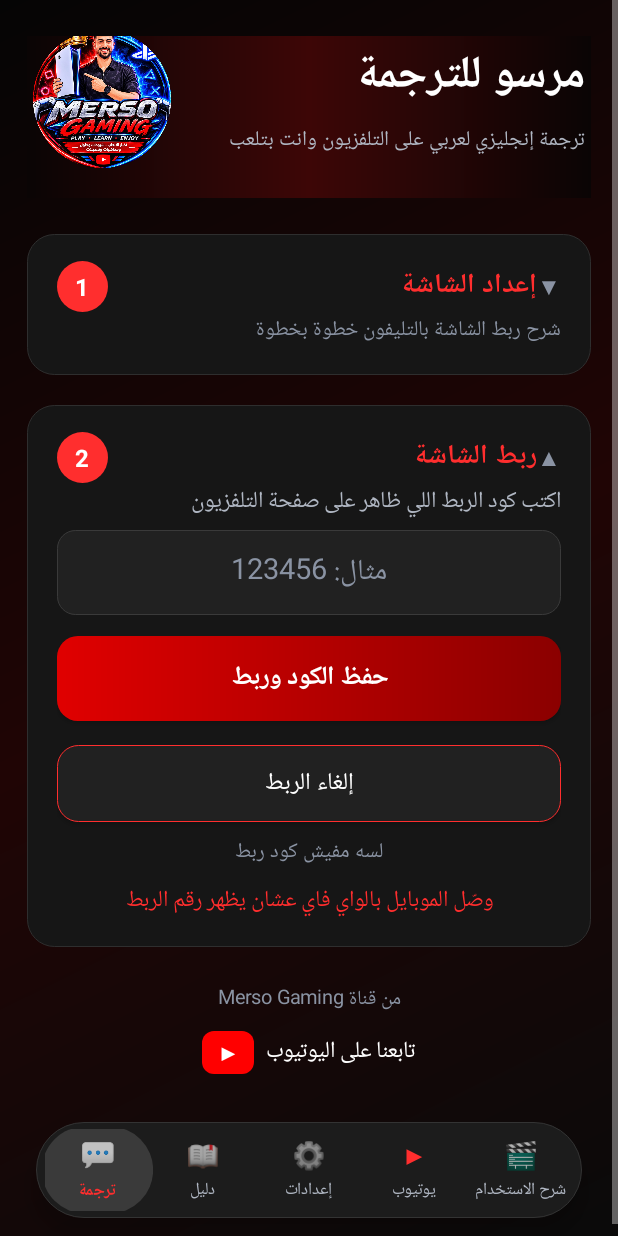
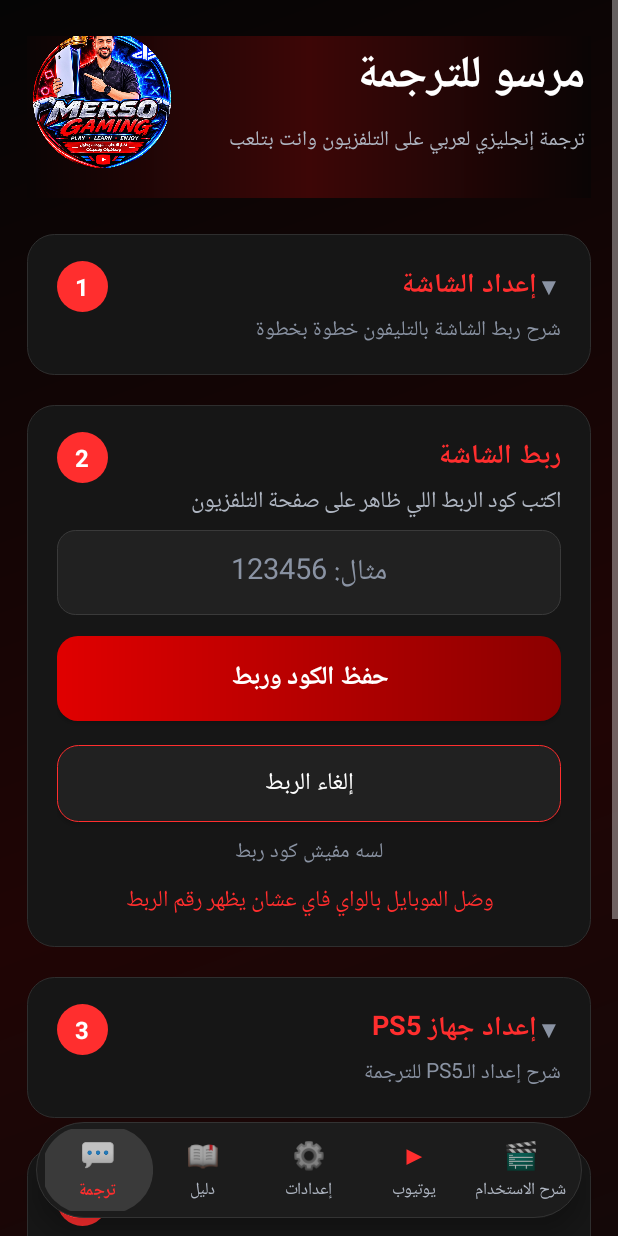
Before and after one commit to MersoStore/merso-translator, an Android app: the MainActivity screen opened directly, with no data from a screen before it, on a phone screen of 412 x 824 dp. Run offline under Robolectric (Android 15) with nearby library versions, the phone set to English and light mode, and no system bars; libraries missing offline, so code that uses them is left out: org.eclipse.paho; pictures from the network do not load.

Commit message:
Always show all 4 steps on the home screen

```diff
--- a/app/src/main/java/com/merso/gametranslate/MainActivity.kt
+++ b/app/src/main/java/com/merso/gametranslate/MainActivity.kt
@@ -135,9 +135,10 @@ class MainActivity : Activity() {
 
         // Step 2: TV pairing
         val step1Card = Ui.card(this)
-        val (h1, marks1) = stepHeader(2, Str.p("ربط الشاشة", "Screen Pairing")) { toggleStep1(!step1Open) }
+        val (h1, marks1) = stepHeader(2, Str.p("ربط الشاشة", "Screen Pairing")) {}
         step1Check = marks1.first
         step1Chevron = marks1.second
+        step1Chevron.visibility = View.GONE
         step1Card.addView(h1)
         step1Body = LinearLayout(this).apply { orientation = LinearLayout.VERTICAL }
         step1Body.addView(Ui.bodyText(this, Str.p("اكتب كود الربط اللي ظاهر على صفحة التلفزيون", "Enter the pairing code shown on the TV page")))
@@ -257,16 +258,10 @@ class MainActivity : Activity() {
         translateScroll = ScrollView(this).apply { addView(root) }
         frame.addView(translateScroll)
 
-        // Initial step state
-        if (Prefs.code(this).length >= 4) {
-            showStep3(instant = true)
-            showStep4(instant = true)
-            toggleStep1(false)
-        } else {
-            step3Card.visibility = View.GONE
-            step2Card.visibility = View.GONE
-            toggleStep1(true)
-        }
+        // Initial step state — all 4 steps always visible
+        showStep3(instant = true)
+        showStep4(instant = true)
+        toggleStep1(true)
 
         // ---------- Guide tab ----------
         val guideRoot = GuideUi.build(this)
@@ -525,12 +520,6 @@ class MainActivity : Activity() {
                 }
                 if (Prefs.code(this@MainActivity).length >= 4) showStep3(instant = true)
                 step1Check.visibility = if (MqttSender.tvOnline) View.VISIBLE else View.GONE
-                if (MqttSender.tvOnline) {
-                    if (!step1CollapsedByTv) {
-                        step1CollapsedByTv = true
-                        toggleStep1(false)
-                    }
-                }
                 handler.postDelayed(this, 1500)
             }
         }
```
